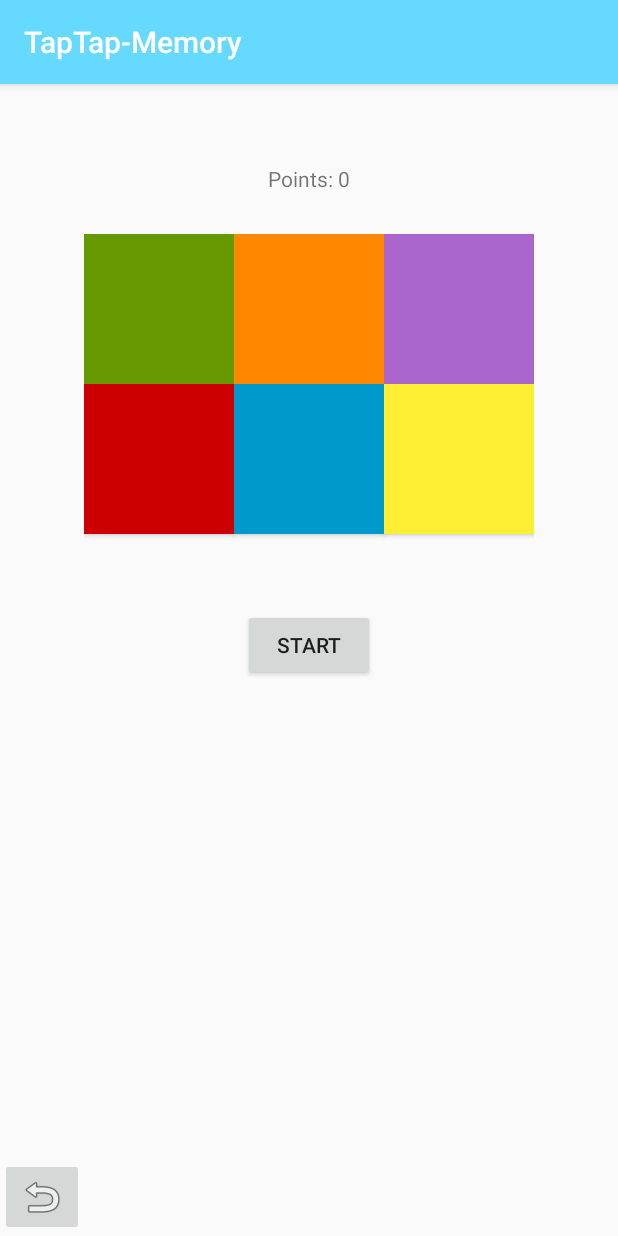
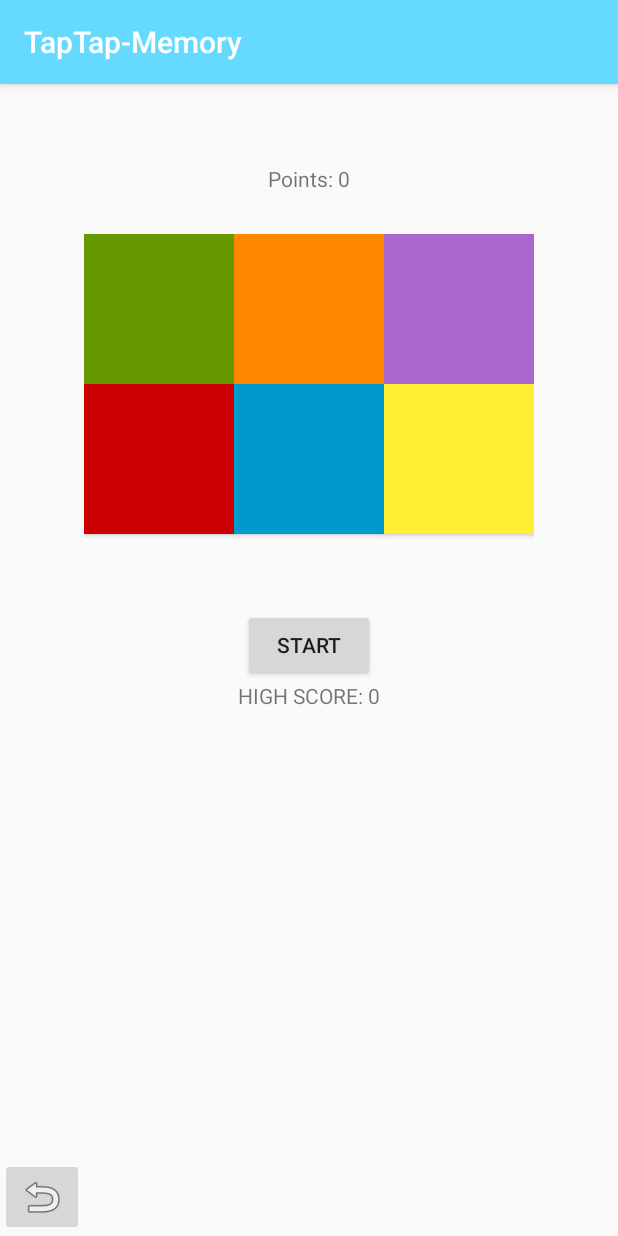
Before and after one commit to UNFDanmark/SDC2017-TapTapMemory, an Android app: the SecondActivity screen opened directly, with no data from a screen before it, on a phone screen of 412 x 824 dp. Run offline under Robolectric (Android 15) with nearby library versions, the phone set to English and light mode, and no system bars.

Commit message:
FIXED!!!!!! With a little highscore.

```diff
--- a/app/src/main/res/layout/activity_second.xml
+++ b/app/src/main/res/layout/activity_second.xml
@@ -84,6 +84,14 @@
             android:onClick="start"
             android:text="Start" />
 
+        <TextView
+            android:id="@+id/highScore"
+            android:layout_width="wrap_content"
+            android:layout_height="wrap_content"
+            android:layout_below="@id/startButton"
+            android:layout_centerHorizontal="true"
+            android:text="HIGH SCORE: 0" />
+
 
     </RelativeLayout>
 
```
Also changed, not shown: app/src/main/res/layout/activity_third.xml (+8 -0 lines).
